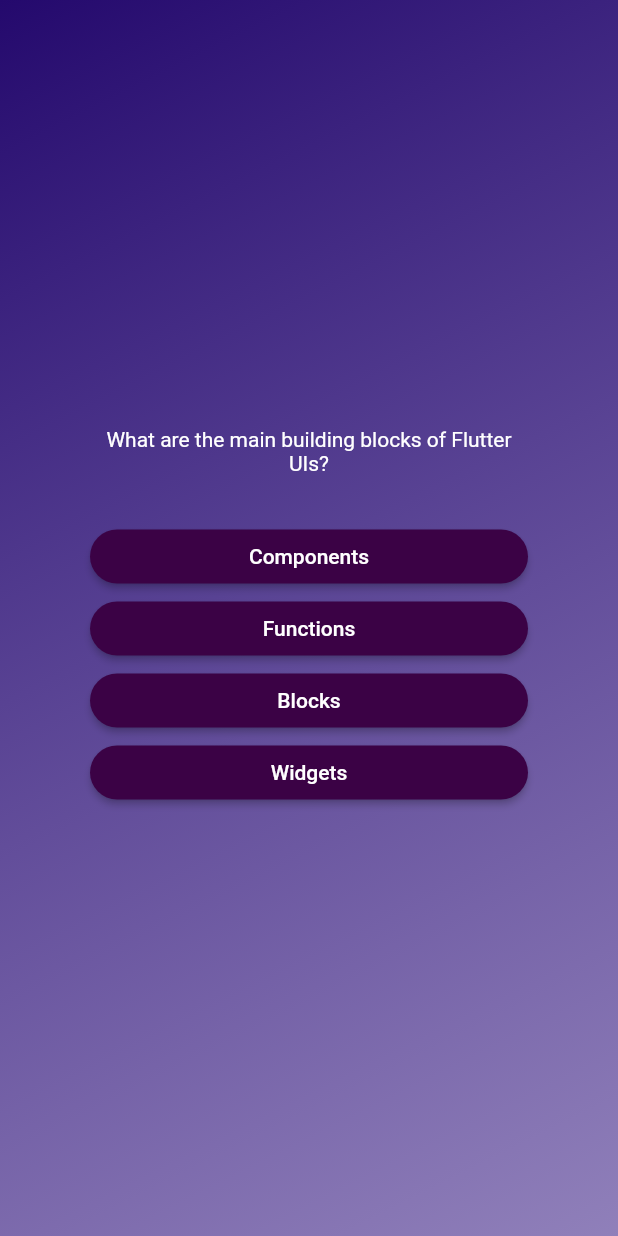
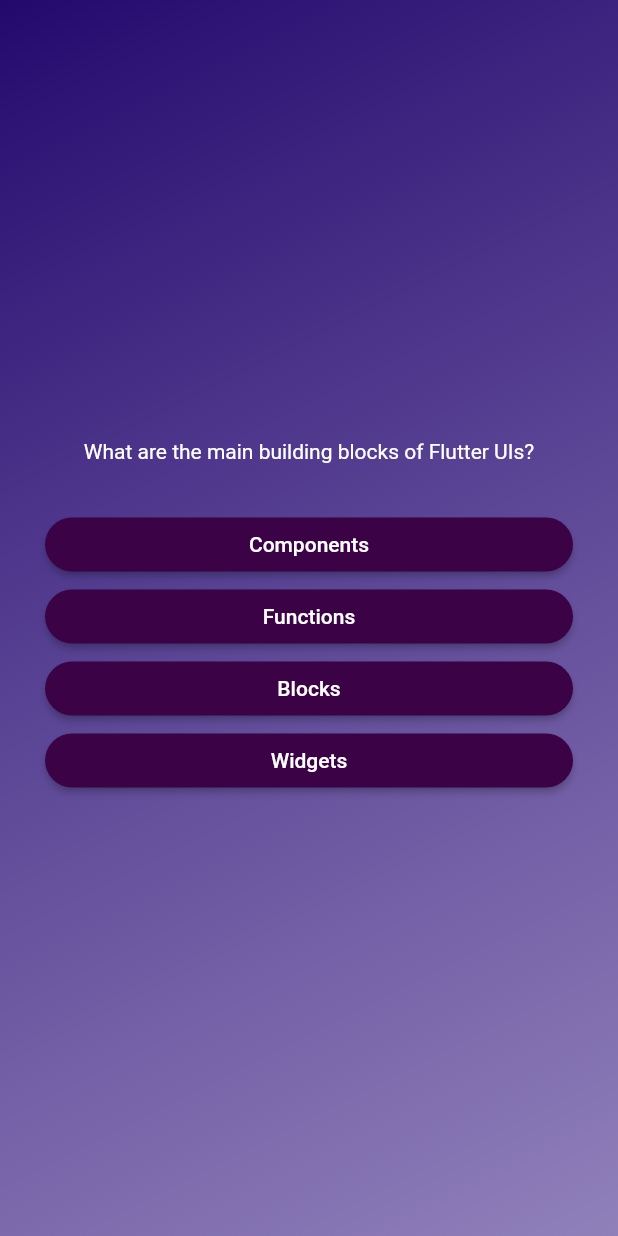
Before and after one commit to csk111165/Flutter-QuizApp, a Flutter app: the screen it shows after launch, after a tap on "Start Quiz", on a phone screen of 412 x 824 dp. Run offline on Flutter 3.47's test engine with Material 2 defaults, Android fonts, the phone set to English and light mode, and no system bars.

Commit message:
Fixing the margin and issue (extra Container removal)

```diff
--- a/lib/question_screen.dart
+++ b/lib/question_screen.dart
@@ -31,8 +31,6 @@ class _QuestionScreenState extends State<QuestionScreen> {
       width: double.infinity,
       child: Container(
         margin: const EdgeInsets.all(30),
-        child: Container(
-          margin: EdgeInsets.all(30),
         child: Column(
           mainAxisAlignment: MainAxisAlignment.center,
           crossAxisAlignment: CrossAxisAlignment.stretch,
@@ -53,7 +51,6 @@ class _QuestionScreenState extends State<QuestionScreen> {
           ],
         ),
       ),
-      ),
     );
   }
 }
```
Lines whose indentation alone changed are shown as unchanged.
